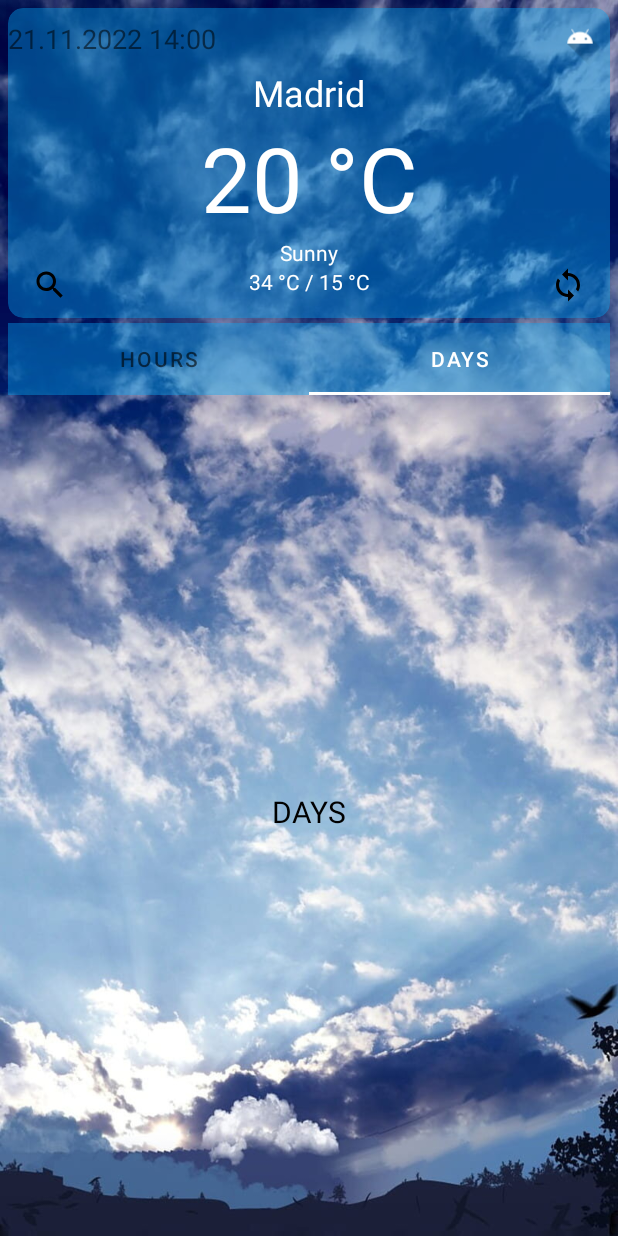
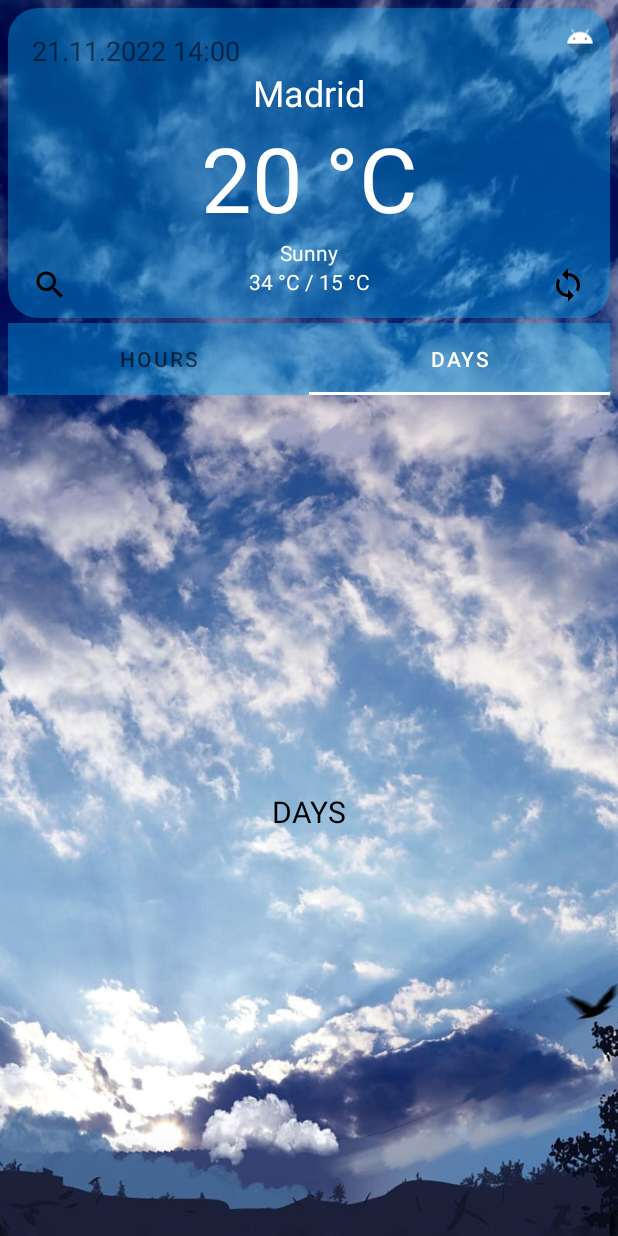
Before and after one commit to Dias-Abdilda/whether, an Android app: the screen it shows after launch (MainActivity), tab 2 chosen, on a phone screen of 412 x 824 dp. Run offline under Robolectric (Android 15) with nearby library versions, the phone set to English and light mode, and no system bars.

Commit message:
My commit

```diff
--- a/app/src/main/res/layout/fragment_main.xml
+++ b/app/src/main/res/layout/fragment_main.xml
@@ -27,7 +27,7 @@
         android:layout_marginTop="5dp"
         android:layout_marginEnd="5dp"
         android:backgroundTint="@color/card_blue_bg"
-        app:cardCornerRadius="10dp"
+        app:cardCornerRadius="20dp"
         app:cardElevation="0dp"
         app:layout_constraintEnd_toEndOf="parent"
         app:layout_constraintStart_toStartOf="parent"
@@ -41,7 +41,8 @@
                 android:id="@+id/tvData"
                 android:layout_width="wrap_content"
                 android:layout_height="wrap_content"
-                android:layout_marginTop="8dp"
+                android:layout_marginStart="16dp"
+                android:layout_marginTop="16dp"
                 android:text="21.11.2022 14:00"
                 android:textSize="18sp"
                 app:layout_constraintStart_toStartOf="parent"
@@ -116,6 +117,8 @@
                 android:layout_marginEnd="16dp"
                 android:background="@null"
                 android:src="@drawable/ic_baseline_sync_24"
+                app:circularflow_radiusInDP="20dp"
+                app:layout_constraintCircleRadius="20dp"
                 app:layout_constraintEnd_toEndOf="parent"
                 app:layout_constraintTop_toTopOf="@+id/ibSearch" />
         </androidx.constraintlayout.widget.ConstraintLayout>
@@ -128,6 +131,7 @@
         android:layout_height="wrap_content"
         android:layout_marginTop="3dp"
         android:backgroundTint="@color/card_blue_bg"
+        app:circularflow_defaultRadius="20dp"
         app:layout_constraintEnd_toEndOf="@+id/cardView"
         app:layout_constraintStart_toStartOf="@+id/cardView"
         app:layout_constraintTop_toBottomOf="@+id/cardView">
@@ -135,7 +139,9 @@
         <com.google.android.material.tabs.TabItem
             android:layout_width="wrap_content"
             android:layout_height="wrap_content"
-            android:text="Hours" />
+            android:text="Hours"
+            tools:layout_editor_absoluteX="7dp"
+            tools:layout_editor_absoluteY="214dp" />
 
         <com.google.android.material.tabs.TabItem
             android:layout_width="wrap_content"
```
